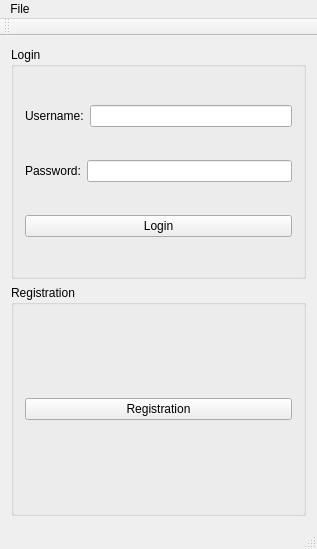
The window that qt/qtmqtt/examples/mqtt/subscriptions/mainwindow.ui (FSBY668/Program) describes before a commit, drawn with Qt 5.
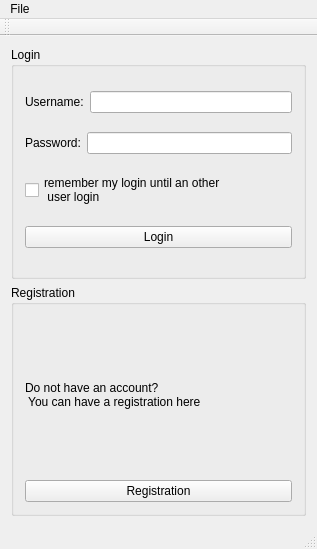
The same window after the commit.

The edit to the form file:
```diff
--- a/qt/qtmqtt/examples/mqtt/subscriptions/mainwindow.ui
+++ b/qt/qtmqtt/examples/mqtt/subscriptions/mainwindow.ui
@@ -57,6 +57,14 @@
          </item>
         </layout>
        </item>
+       <item>
+        <widget class="QCheckBox" name="checkBox_Remember_Login">
+         <property name="text">
+          <string>remember my login until an other 
+ user login</string>
+         </property>
+        </widget>
+       </item>
        <item>
         <widget class="QPushButton" name="pushButton_Login">
          <property name="text">
@@ -73,6 +81,14 @@
        <string>Registration</string>
       </property>
       <layout class="QVBoxLayout" name="verticalLayout_2">
+       <item>
+        <widget class="QLabel" name="label">
+         <property name="text">
+          <string>Do not have an account? 
+ You can have a registration here</string>
+         </property>
+        </widget>
+       </item>
        <item>
         <widget class="QPushButton" name="pushButton_Registe">
          <property name="text">
```
Left out of the diff: 3 changed lines with no effect on the pictures.
